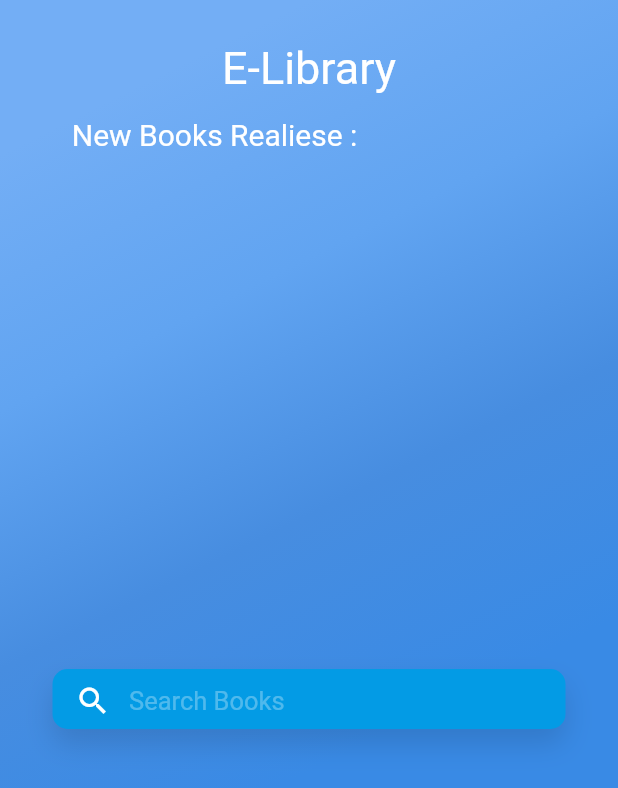
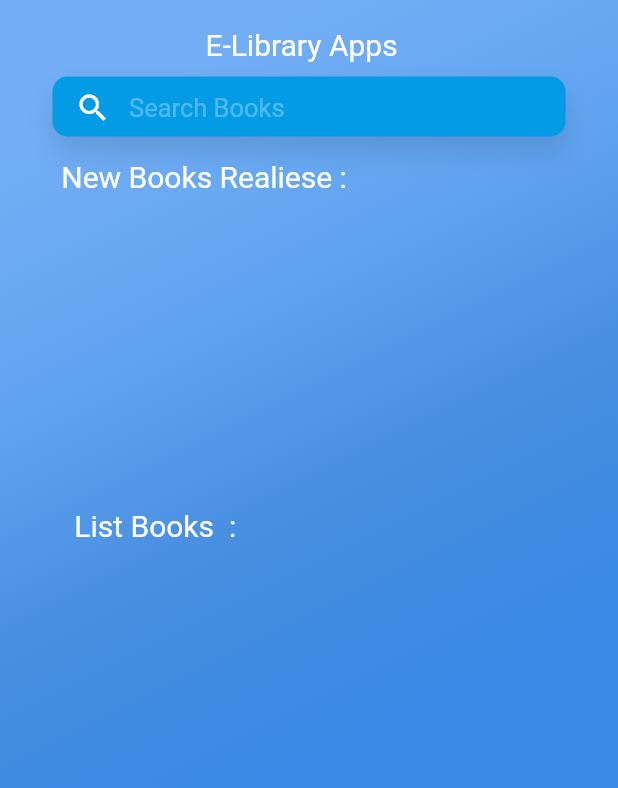
Before and after one commit to irwan123/elibrary-tubes, a Flutter app: the HomePage screen opened directly with empty values, on a phone screen of 412 x 824 dp. Shown: the top 788 px of the screen. Run offline on Flutter 3.47's test engine with Material 2 defaults, Android fonts, the phone set to English and light mode, and no system bars; our stand-ins replace carousel_pro, cloud_firestore, curved_navigation_bar, firebase_auth, firebase_storage, flutter_screenutil and 1 more; accounts and stored records are empty; Roboto replaces fonts that are missing (Poppins-Bold).

Commit message:
Penambahan DraggrableScrollSheet pada halaman home

```diff
--- a/lib/home.dart
+++ b/lib/home.dart
@@ -1,6 +1,5 @@
 import 'package:flutter/material.dart';
 import 'package:cloud_firestore/cloud_firestore.dart';
-import 'ItemsHome1.dart';
 
 class HomePage extends StatefulWidget {
   String email;
@@ -13,8 +12,9 @@ class _HomePageState extends State<HomePage> {
   @override
   Widget build(BuildContext context) {
     return Scaffold(
-      resizeToAvoidBottomInset: false,
-      body: Container(
+      resizeToAvoidBottomPadding: false,
+      body: SizedBox.expand(
+          child: Container(
         padding: EdgeInsets.symmetric(vertical: 3),
         width: double.infinity,
         decoration: BoxDecoration(
@@ -24,39 +24,55 @@ class _HomePageState extends State<HomePage> {
           Color(0xFF478DE0),
           Color(0xFF398AE5)
         ])),
-          child: Expanded(
-            child: Column(
-              crossAxisAlignment: CrossAxisAlignment.center,
+        child: Stack(
           children: <Widget>[
-                SizedBox(
-                  height: 5,
-                ),
+            Column(
+              children: <Widget>[
                 Padding(
-                  padding: EdgeInsets.only(left: 35, right: 35, top: 20),
-                  child: Column(
-                    children: <Widget>[
-                      Text(
-                        "E-Library",
+                  padding: EdgeInsets.only(top: 15, right: 10),
+                  child: Text(
+                    "E-Library Apps",
                     style: TextStyle(
                         color: Colors.white,
                         fontFamily: "Poppins-Bold",
-                            fontSize: 30),
+                        fontSize: 20),
                   ),
-                      SizedBox(
-                        height: 5,
-                      ),
-                      /* Text(
-                    widget.email,
-                    style: TextStyle(
-                        color: Colors.white54,
-                        fontFamily: "Poppins-Medium",
-                        fontSize: 18),
-                  ), */
-                      SizedBox(
-                        height: 10,
                 ),
                 Padding(
-                        padding: EdgeInsets.only(right: 126),
+                  padding: EdgeInsets.only(
+                    left: 35,
+                    top: 10,
+                    right: 35,
+                  ),
+                  child: Container(
+                      padding: EdgeInsets.only(left: 3, top: 2),
+                      height: 40,
+                      decoration: BoxDecoration(
+                          color: Colors.lightBlue[600],
+                          borderRadius: BorderRadius.circular(10),
+                          boxShadow: [
+                            BoxShadow(
+                              color: Colors.black12,
+                              offset: Offset(0.0, 10.0),
+                              blurRadius: 15.0,
+                            )
+                          ]),
+                      child: Expanded(
+                        child: TextFormField(
+                            style: TextStyle(color: Colors.white, fontSize: 17),
+                            decoration: InputDecoration(
+                                contentPadding: EdgeInsets.only(top: 4),
+                                prefixIcon: Icon(
+                                  Icons.search,
+                                  color: Colors.white,
+                                ),
+                                hintText: "Search Books",
+                                hintStyle: TextStyle(color: Colors.white30),
+                                border: InputBorder.none)),
+                      )),
+                ),
+                Padding(
+                  padding: EdgeInsets.only(top: 15, right: 140),
                   child: Text(
                     "New Books Realiese :",
                     style: TextStyle(
@@ -65,12 +81,10 @@ class _HomePageState extends State<HomePage> {
                         fontSize: 20),
                   ),
                 ),
-                    ],
-                  ),
-                ),
-                SizedBox(height: 10),
-                Expanded(
+                Padding(
+                    padding: EdgeInsets.only(top: 10),
                     child: Container(
+                      height: 200,
                       child: StreamBuilder(
                           stream: FirebaseFirestore.instance
                               .collection('item')
@@ -83,10 +97,14 @@ class _HomePageState extends State<HomePage> {
                             }
                             return ListView(
                               scrollDirection: Axis.horizontal,
-                          children: snapshot.data.docs.map<Widget>((document) {
+                              children:
+                                  snapshot.data.docs.map<Widget>((document) {
                                 return Card(
                                     semanticContainer: true,
-                              margin: EdgeInsets.only(left: 20, bottom: 10),
+                                    margin: EdgeInsets.only(
+                                      left: 20,
+                                      bottom: 10,
+                                    ),
                                     child: Container(
                                       width: 180,
                                       color: Colors.white,
@@ -95,10 +113,12 @@ class _HomePageState extends State<HomePage> {
                                         left: 10,
                                         top: 20,
                                       ),
+                                      child: Expanded(
                                         child: Column(
                                           children: <Widget>[
                                             ClipRRect(
-                                      borderRadius: BorderRadius.circular(20),
+                                              borderRadius:
+                                                  BorderRadius.circular(20),
                                               child: Image.network(
                                                 document['image'],
                                                 height: 110,
@@ -112,14 +132,16 @@ class _HomePageState extends State<HomePage> {
                                                 style: TextStyle(
                                                     color: Colors.black,
                                                     fontSize: 15,
-                                            fontWeight: FontWeight.bold),
+                                                    fontWeight:
+                                                        FontWeight.bold),
                                               ),
                                             ),
                                             SizedBox(
                                               height: 1,
                                             ),
                                             Padding(
-                                      padding: EdgeInsets.only(bottom: 10),
+                                              padding:
+                                                  EdgeInsets.only(bottom: 10),
                                               child: Container(
                                                 width: double.infinity,
                                                 child: Text(
@@ -134,44 +156,31 @@ class _HomePageState extends State<HomePage> {
                                           ],
                                         ),
                                       ),
-                            );
+                                    ));
                               }).toList(),
                             );
                           }),
                     )),
                 Padding(
-                  padding: EdgeInsets.only(left: 35, right: 35, top: 10),
-                  child: Container(
-                    padding: EdgeInsets.only(left: 3, top: 2),
-                    height: 40,
-                    decoration: BoxDecoration(
-                        color: Colors.lightBlue[600],
-                        borderRadius: BorderRadius.circular(10),
-                        boxShadow: [
-                          BoxShadow(
-                            color: Colors.black12,
-                            offset: Offset(0.0, 10.0),
-                            blurRadius: 15.0,
-                          )
-                        ]),
-                    child: TextField(
-                        style: TextStyle(color: Colors.white, fontSize: 17),
-                        decoration: InputDecoration(
-                            contentPadding: EdgeInsets.only(top: 4),
-                            prefixIcon: Icon(
-                              Icons.search,
+                  padding: EdgeInsets.only(right: 205),
+                  child: Text(
+                    "List Books  :",
+                    style: TextStyle(
                         color: Colors.white,
-                            ),
-                            hintText: "Search Books",
-                            hintStyle: TextStyle(color: Colors.white30),
-                            border: InputBorder.none)),
+                        fontFamily: "Poppins-Bold",
+                        fontSize: 20),
                   ),
                 ),
-                SizedBox(
-                  height: 10,
+              ],
             ),
-                Expanded(
-                    child: Container(
+            Padding(
+              padding: const EdgeInsets.only(
+                left: 5,
+                top: 90,
+              ),
+              child: Expanded(
+                child: DraggableScrollableSheet(builder: (context, controller) {
+                  return Container(
                     child: StreamBuilder(
                         stream: FirebaseFirestore.instance
                             .collection('item')
@@ -182,9 +191,12 @@ class _HomePageState extends State<HomePage> {
                               child: CircularProgressIndicator(),
                             );
                           }
-                        return ListView(
+                          return Container(
+                              child: ListView(
+                            controller: controller,
                             scrollDirection: Axis.vertical,
-                          children: snapshot.data.docs.map<Widget>((document) {
+                            children:
+                                snapshot.data.docs.map<Widget>((document) {
                               return Card(
                                 margin: EdgeInsets.only(
                                     right: 20, left: 20, bottom: 10),
@@ -204,7 +216,7 @@ class _HomePageState extends State<HomePage> {
                                         borderRadius: BorderRadius.circular(20),
                                         child: Image.network(
                                           document['image'],
-                                        height: 224,
+                                          height: 219,
                                         ),
                                       ),
                                       SizedBox(height: 5),
@@ -239,9 +251,12 @@ class _HomePageState extends State<HomePage> {
                                 ),
                               );
                             }).toList(),
+                          ));
+                        }),
                   );
                 }),
-                ))
+              ),
+            )
           ],
         ),
       )),
```
Lines whose indentation alone changed are shown as unchanged.
